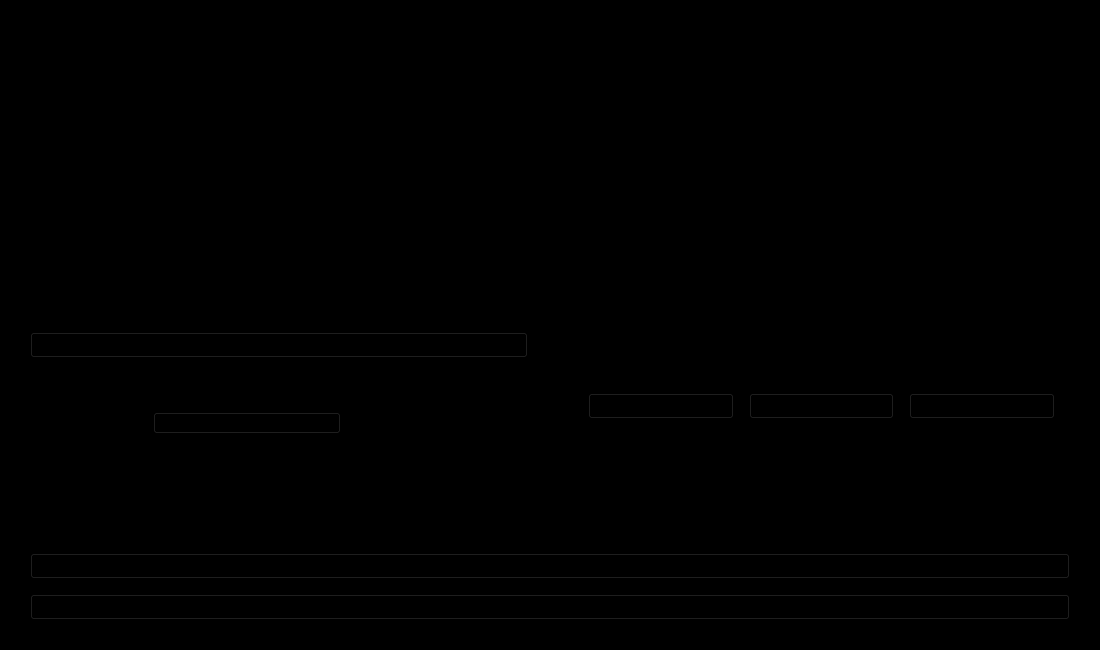
Before: the Qt Designer form assets/ui/concate_page.ui in 271374667/VideoFusion, drawn with Qt 5.
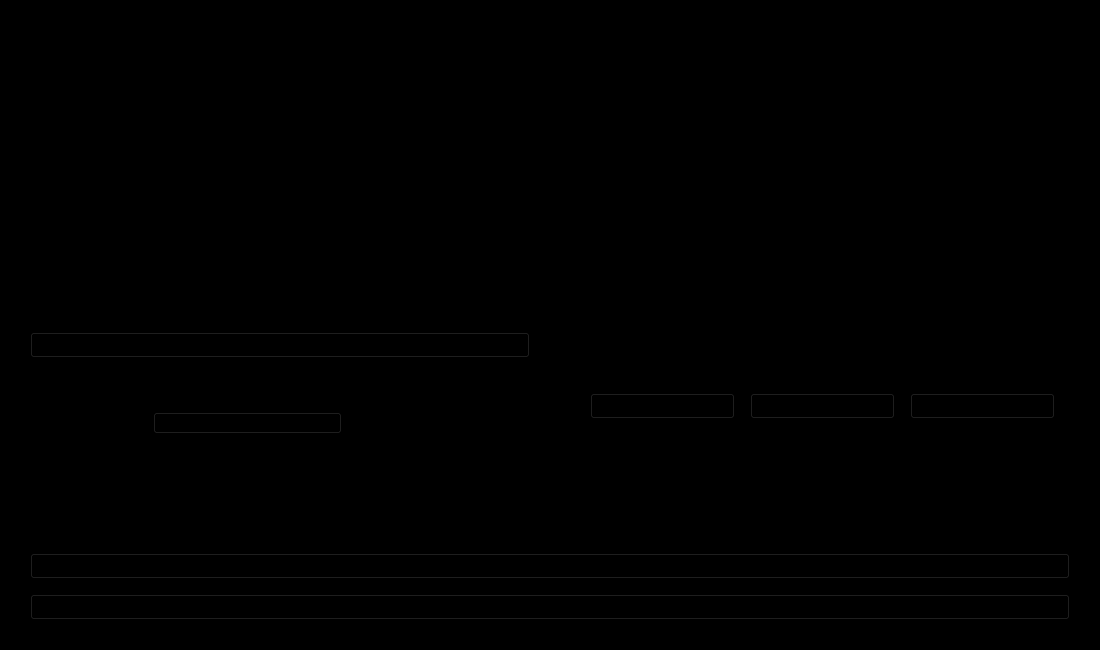
After: the same form once the commit is applied. Icons and pictures are not drawn. Custom widgets are drawn as their Qt base class.

```diff
--- a/assets/ui/concate_page.ui
+++ b/assets/ui/concate_page.ui
@@ -79,6 +79,18 @@
         </item>
         <item>
          <widget class="DraggableListWidget" name="listWidget">
+          <property name="sizePolicy">
+           <sizepolicy hsizetype="Minimum" vsizetype="Expanding">
+            <horstretch>0</horstretch>
+            <verstretch>0</verstretch>
+           </sizepolicy>
+          </property>
+          <property name="minimumSize">
+           <size>
+            <width>500</width>
+            <height>0</height>
+           </size>
+          </property>
           <property name="toolTip">
            <string>将视频拖放到下方列表中,右键有更多选项
 (Tip: 可以通过拖放一个每一行一个视频路径的txt放置大量视频文件,此方式比直接拖动视频更快)</string>
@@ -288,11 +300,17 @@
               <item>
                <widget class="QLabel" name="label">
                 <property name="sizePolicy">
-                 <sizepolicy hsizetype="Preferred" vsizetype="Expanding">
+                 <sizepolicy hsizetype="Maximum" vsizetype="Expanding">
                   <horstretch>0</horstretch>
                   <verstretch>0</verstretch>
                  </sizepolicy>
                 </property>
+                <property name="maximumSize">
+                 <size>
+                  <width>600</width>
+                  <height>16777215</height>
+                 </size>
+                </property>
                 <property name="toolTip">
                  <string>可以在设置页面设置默认展示哪一个画面(默认为不为黑色的第一帧)</string>
                 </property>
```
